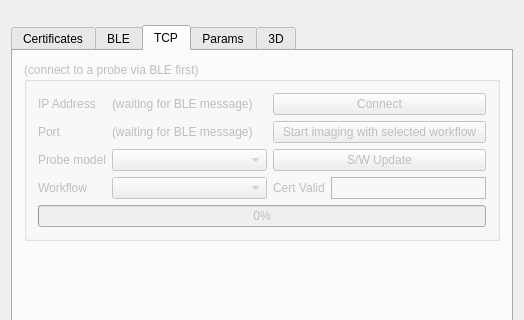
Qt form examples/solum_qt/solumqt.ui (dev-threads/solum) before a commit; both pictures show x 0 to 524 and y 104 to 424 of the 524 by 705 pixel window.
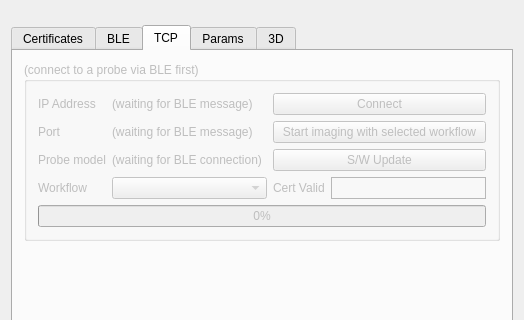
The same form after that commit. The open tabs and pages were chosen to show the change. Custom widgets are drawn as their Qt base class.

Commit message: Qt: TCP: remove editability of the probe model field

Diff of the .ui file:
```diff
--- a/examples/solum_qt/solumqt.ui
+++ b/examples/solum_qt/solumqt.ui
@@ -420,7 +420,14 @@
             </widget>
            </item>
            <item row="3" column="1">
-            <widget class="QComboBox" name="probes"/>
+            <widget class="QLabel" name="tcpprobe">
+             <property name="enabled">
+              <bool>false</bool>
+             </property>
+             <property name="text">
+              <string>(waiting for BLE connection)</string>
+             </property>
+            </widget>
            </item>
            <item row="4" column="3">
             <widget class="QLabel" name="cert">
```
Left out of the diff: 18 changed lines with no effect on the pictures. The commit also changes 2 other files.
